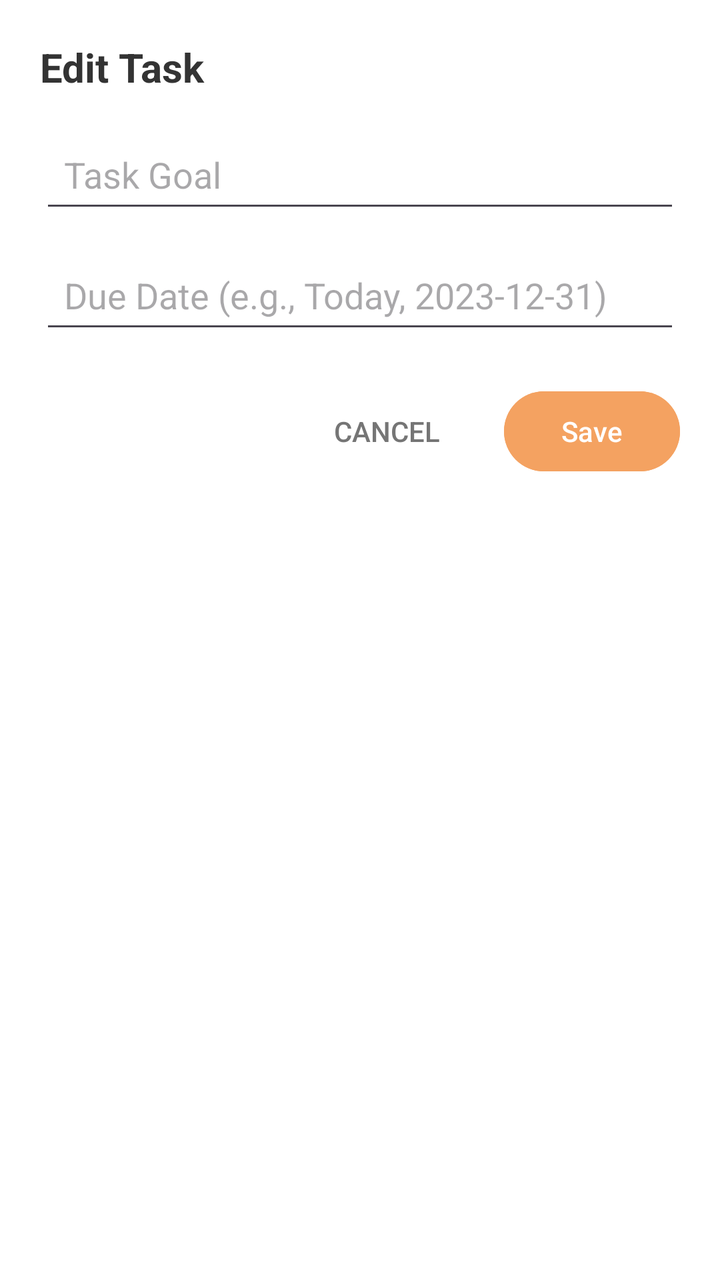
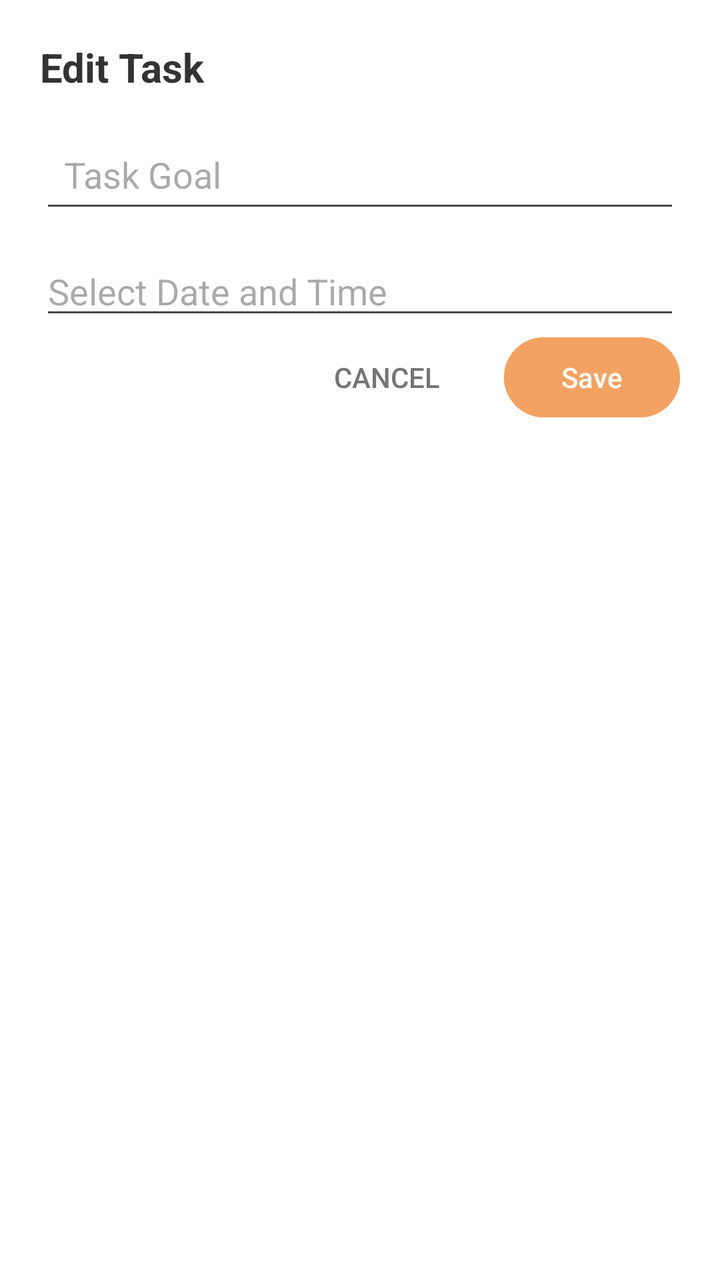

An Android layout rendered at two revisions. The XML below is the earlier revision; the diff shows what the commit changed to produce the second picture.
<!-- AndroidManifest.xml: application theme Theme.BetweenUs -->
<!-- res/layout/dialog_edit_task.xml -->
<?xml version="1.0" encoding="utf-8"?>
<LinearLayout xmlns:android="http://schemas.android.com/apk/res/android"
    android:layout_width="match_parent"
    android:layout_height="wrap_content"
    android:orientation="vertical"
    android:padding="20dp"
    android:background="@android:color/white">

    <TextView
        android:layout_width="wrap_content"
        android:layout_height="wrap_content"
        android:text="Edit Task"
        android:textSize="20sp"
        android:textStyle="bold"
        android:textColor="#333333"
        android:layout_marginBottom="16dp"/>

    <EditText
        android:id="@+id/et_edit_task_goal"
        android:layout_width="match_parent"
        android:layout_height="wrap_content"
        android:hint="Task Goal"
        android:inputType="textCapSentences"
        android:padding="12dp"
        android:layout_marginBottom="12dp"/>

    <EditText
        android:id="@+id/et_edit_task_due_date"
        android:layout_width="match_parent"
        android:layout_height="wrap_content"
        android:hint="Due Date (e.g., Today, 2023-12-31)"
        android:inputType="text"
        android:padding="12dp"
        android:layout_marginBottom="20dp"/>

    <LinearLayout
        android:layout_width="match_parent"
        android:layout_height="wrap_content"
        android:orientation="horizontal"
        android:gravity="end">

        <Button
            android:id="@+id/btn_cancel_edit"
            android:layout_width="wrap_content"
            android:layout_height="wrap_content"
            android:text="Cancel"
            style="?android:attr/borderlessButtonStyle"
            android:textColor="#757575"/>

        <Button
            android:id="@+id/btn_save_task"
            android:layout_width="wrap_content"
            android:layout_height="wrap_content"
            android:text="Save"
            android:backgroundTint="#F4A261"
            android:textColor="@android:color/white"
            android:layout_marginStart="8dp"/>

    </LinearLayout>
</LinearLayout>
<!-- resources referenced by this layout -->
<resources>
  <style name="Theme.BetweenUs" parent="Theme.MaterialComponents.DayNight.NoActionBar">
          
          <item name="colorPrimary">@color/purple_500</item>
          <item name="colorPrimaryVariant">@color/purple_700</item>
          <item name="colorOnPrimary">@color/white</item>
          
          <item name="colorSecondary">@color/teal_200</item>
          <item name="colorSecondaryVariant">@color/teal_700</item>
          <item name="colorOnSecondary">@color/black</item>
          
          <item name="android:statusBarColor">?attr/colorPrimaryVariant</item>
          
      </style>
  <color name="purple_500">#FF6200EE</color>
  <color name="purple_700">#FF3700B3</color>
  <color name="white">#FFFFFFFF</color>
  <color name="teal_200">#FF03DAC5</color>
  <color name="teal_700">#FF018786</color>
  <color name="black">#FF000000</color>
</resources>

<!-- the commit's change to res/layout/dialog_edit_task.xml (unified diff, before → after) -->
@@ -7,6 +7,7 @@
     android:background="@android:color/white">
 
     <TextView
+        android:id="@+id/title"
         android:layout_width="wrap_content"
         android:layout_height="wrap_content"
         android:text="Edit Task"
@@ -28,10 +29,10 @@
         android:id="@+id/et_edit_task_due_date"
         android:layout_width="match_parent"
         android:layout_height="wrap_content"
-        android:hint="Due Date (e.g., Today, 2023-12-31)"
-        android:inputType="text"
-        android:padding="12dp"
-        android:layout_marginBottom="20dp"/>
+        android:hint="Select Date and Time"
+        android:focusable="false"
+        android:clickable="true"
+        android:cursorVisible="false" />
 
     <LinearLayout
         android:layout_width="match_parent"
